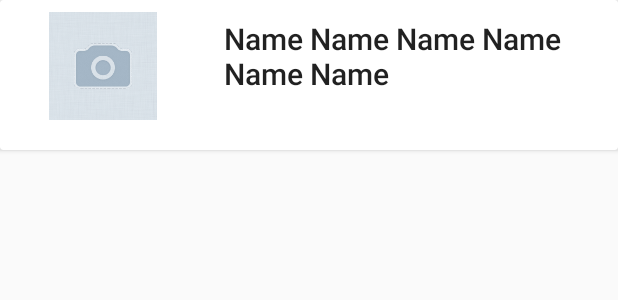
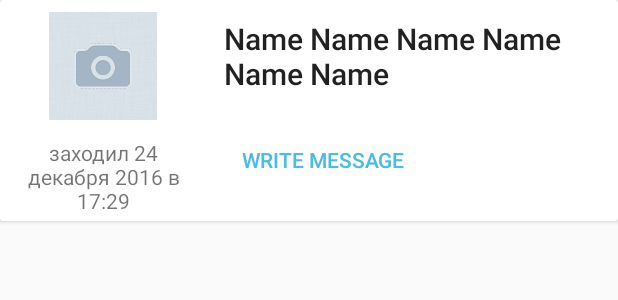
Before and after one commit to MaksimKirko/training_2017_android, an Android app: the layout friendslist_recycler_view_item.xml on its own in the app's theme, with its tools: preview values and no code run, on a phone screen of 412 x 824 dp. Shown: the top 300 px of the screen. Run offline under Robolectric (Android 15) with nearby library versions, the phone set to English and light mode, and no system bars.

Commit message:
fixed friendlist_item_layout

```diff
--- a/app/src/main/java/com/github/maximkirko/training_2017_android/adapter/viewholder/UserViewHolder.java
+++ b/app/src/main/java/com/github/maximkirko/training_2017_android/adapter/viewholder/UserViewHolder.java
@@ -57,7 +57,6 @@ public class UserViewHolder extends RecyclerView.ViewHolder implements View.OnCl
                 .setPlaceHolder(R.drawable.all_default_user_image)
                 .setImageHeight(userPhotoView.getHeight())
                 .setImageWidth(userPhotoView.getWidth())
-                .setProgressBar((ProgressBar) itemView.findViewById(R.id.progressbar_friendslist_item))
                 .build();
         imageLoader.executeOnExecutor(new ThreadPoolExecutor(4, 4, 0, TimeUnit.SECONDS, new LinkedBlockingDeque<Runnable>()), user.getPhoto_100());
         //imageLoader.execute(new String[]{user.getPhoto_100()});
--- a/app/src/main/res/layout/friendslist_recycler_view_item.xml
+++ b/app/src/main/res/layout/friendslist_recycler_view_item.xml
@@ -9,7 +9,7 @@
 
     <LinearLayout
         android:layout_width="match_parent"
-        android:layout_height="100dp"
+        android:layout_height="wrap_content"
         android:orientation="horizontal">
 
         <LinearLayout
@@ -42,13 +42,6 @@
                     android:gravity="center"
                     android:maxLines="3"
                     tools:text="заходил 24 декабря 2016 в 17:29" />
-
-                <ProgressBar
-                    android:id="@+id/progressbar_friendslist_item"
-                    android:layout_width="wrap_content"
-                    android:layout_height="wrap_content"
-                    android:layout_gravity="center"
-                    android:visibility="invisible"/>
 
             </LinearLayout>
 
```
Also changed, not shown: app/src/main/java/com/github/maximkirko/training_2017_android/loader/ImageLoader.java (+0 -13 lines).
